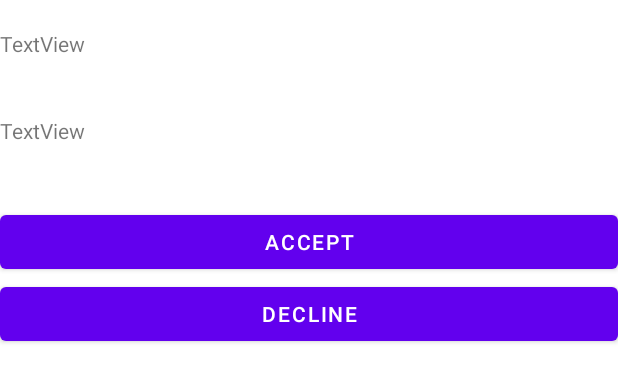
After one commit to sashabuski/Bunnies, an Android app: the layout layout_response_sheet.xml on its own in the app's theme, with its tools: preview values and no code run, on a phone screen of 412 x 824 dp. The commit adds this screen. Shown: the top 382 px of the screen. Run offline under Robolectric (Android 15) with nearby library versions, the phone set to English and light mode, and no system bars.

Commit message:
driverMap passenger marker, zoom, popup dialogue upon request recieved
When request sent, driverMap creates marker of request location, zooms camera, and opens a dialog with buttons to accept/decline ride request

```diff
--- a/HopIn/src/main/java/com/HopIn/RiderMapsActivity.java
+++ b/HopIn/src/main/java/com/HopIn/RiderMapsActivity.java
@@ -118,7 +118,10 @@ public class RiderMapsActivity extends FragmentActivity implements OnMapReadyCal
                 currentUserLocation.setGeoPoint(geoPoint);
                 currentUserLocation.setTimestamp(null);
                 db.collection("Riders").document(mAuth.getCurrentUser().getUid()).set(currentUserLocation);
-                mMap.moveCamera(CameraUpdateFactory.newLatLng(latLng));
+
+
+                   mMap.moveCamera(CameraUpdateFactory.newLatLng(latLng));
+
 
             }
         };
--- /dev/null
+++ b/HopIn/src/main/res/layout/layout_response_sheet.xml
@@ -0,0 +1,40 @@
+<?xml version="1.0" encoding="utf-8"?>
+<LinearLayout xmlns:android="http://schemas.android.com/apk/res/android"
+
+    android:id="@+id/responseSheetContainer"
+    android:layout_width="match_parent"
+    android:layout_height="match_parent"
+    android:background="@drawable/request_sheet_background"
+    android:orientation="vertical">
+
+
+    <TextView
+        android:id="@+id/blank"
+        android:layout_width="match_parent"
+        android:layout_height="wrap_content" />
+
+    <TextView
+        android:id="@+id/name"
+        android:layout_width="match_parent"
+        android:layout_height="58dp"
+        android:text="TextView" />
+
+    <TextView
+        android:id="@+id/carNumber"
+        android:layout_width="match_parent"
+        android:layout_height="60dp"
+        android:text="TextView" />
+
+    <Button
+        android:id="@+id/acceptButton"
+        android:layout_width="match_parent"
+        android:layout_height="wrap_content"
+        android:text="Accept" />
+
+    <Button
+        android:id="@+id/declineButton"
+        android:layout_width="match_parent"
+        android:layout_height="wrap_content"
+        android:text="Decline" />
+
+</LinearLayout>
```
Also changed, not shown: HopIn/src/main/java/com/HopIn/DriverMapsActivity.java (+45 -6 lines), HopIn/src/main/res/values/themes.xml (+7 -0 lines).
